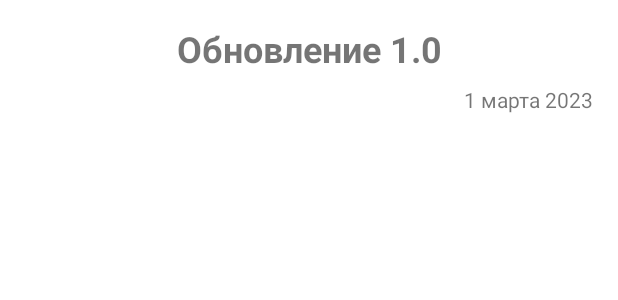
After one commit to igorv8836/SamsungProject, an Android app: the layout news_item.xml on its own in the app's theme, with its tools: preview values and no code run, on a phone screen of 412 x 824 dp. The commit adds this screen. Shown: the top 300 px of the screen. Run offline under Robolectric (Android 15) with nearby library versions, the phone set to English and light mode, and no system bars.

Commit message:
В проекте корректно отображаются новости с сервера, внедрил MVVM(криво), начал делать SQL локально

```diff
--- a/app/src/main/AndroidManifest.xml
+++ b/app/src/main/AndroidManifest.xml
@@ -5,6 +5,10 @@
 
     <uses-permission android:name="android.permission.INTERNET" />
     <uses-permission android:name="android.permission.ACCESS_NETWORK_STATE" />
+    <uses-permission
+        android:name="android.permission.WRITE_EXTERNAL_STORAGE"
+        android:maxSdkVersion="29"/>
+    <uses-permission android:name="android.permission.MANAGE_EXTERNAL_STORAGE"/>
 
     <application
         android:allowBackup="true"
--- /dev/null
+++ b/app/src/main/res/layout/news_item.xml
@@ -0,0 +1,49 @@
+<?xml version="1.0" encoding="utf-8"?>
+<androidx.constraintlayout.widget.ConstraintLayout xmlns:android="http://schemas.android.com/apk/res/android"
+    xmlns:tools="http://schemas.android.com/tools"
+    android:layout_width="match_parent"
+    android:layout_height="wrap_content"
+    android:layout_margin="8dp"
+    xmlns:app="http://schemas.android.com/apk/res-auto">
+
+    <TextView
+        android:layout_marginTop="8dp"
+        android:layout_marginStart="8dp"
+        android:layout_marginEnd="8dp"
+        android:textStyle="bold"
+        android:id="@+id/title"
+        tools:text="Обновление 1.0"
+        android:textSize="24sp"
+        app:layout_constraintStart_toStartOf="parent"
+        app:layout_constraintEnd_toEndOf="parent"
+        app:layout_constraintTop_toTopOf="parent"
+        android:gravity="center"
+        android:layout_width="wrap_content"
+        android:layout_height="wrap_content"/>
+
+    <TextView
+        android:layout_marginTop="16dp"
+        android:visibility="gone"
+        android:id="@+id/description"
+        tools:text="Обновление и Выход нашего мобильного приложения:  Мы с гордостью представляем Вам наше новое мобильное приложение, которое было полностью переработано и улучшено. Мы внесли множество новых функций и возможностей, которые помогут вам удобнее и быстрее пользоваться нашим сервисом.  Среди новых функций вы найдете возможность настроить интерфейс приложения, выбрать нужный язык и многое другое. Мы также сделали наше приложение быстрее и более стабильным, что позволит вам получать доступ к нужной информации еще быстрее и без каких-либо задержек.  Мы также рады сообщить о выходе нашего приложения на новых платформах, что позволит еще большему количеству пользователей пользоваться нашим сервисом. Наше приложение теперь доступно на Android"
+        android:textSize="16sp"
+        app:layout_constraintStart_toStartOf="parent"
+        app:layout_constraintEnd_toEndOf="parent"
+        app:layout_constraintTop_toBottomOf="@+id/title"
+        android:gravity="start"
+        android:layout_width="wrap_content"
+        android:layout_height="wrap_content"/>
+
+    <TextView
+        android:id="@+id/date"
+        android:layout_margin="8dp"
+        tools:text="1 марта 2023"
+        android:textSize="14sp"
+        app:layout_constraintEnd_toEndOf="parent"
+        app:layout_constraintTop_toBottomOf="@+id/description"
+        android:gravity="start"
+        android:layout_width="wrap_content"
+        android:layout_height="wrap_content"/>
+
+
+</androidx.constraintlayout.widget.ConstraintLayout>
```
Also changed, not shown: app/build.gradle (+15 -8 lines), app/src/main/java/ru/example/samsungproject/activities/MainActivity.java (+8 -3 lines), app/src/main/java/ru/example/samsungproject/adapters/NewsAdapter.java (added, +83 -0 lines), app/src/main/java/ru/example/samsungproject/fragments/basic/NewsFragment.java (+45 -4 lines), app/src/main/java/ru/example/samsungproject/sql/NewsDB.java (added, +28 -0 lines), app/src/main/java/ru/example/samsungproject/sql/NewsDao.java (added, +28 -0 lines), app/src/main/java/ru/example/samsungproject/supportingClass/NewsElement.java (added, +83 -0 lines), app/src/main/java/ru/example/samsungproject/supportingClass/PermissionUtils.java (added, +47 -0 lines), app/src/main/java/ru/example/samsungproject/viewModel/NewsFragmentViewModel.java (added, +75 -0 lines), app/src/main/res/layout/activity_main.xml (+0 -11 lines), app/src/main/res/layout/fragment_news.xml (+8 -5 lines).
